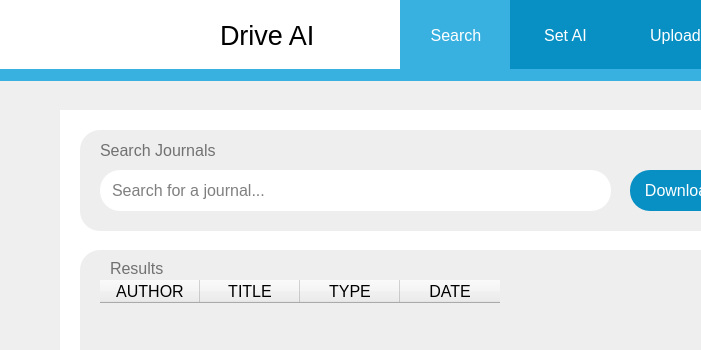
The window that modules/GUI/GUI.ui (Semuca/road-safety-scanner) describes before a commit, drawn with Qt 5; both pictures show x 0 to 701 and y 0 to 350 of the 861 by 730 pixel window.
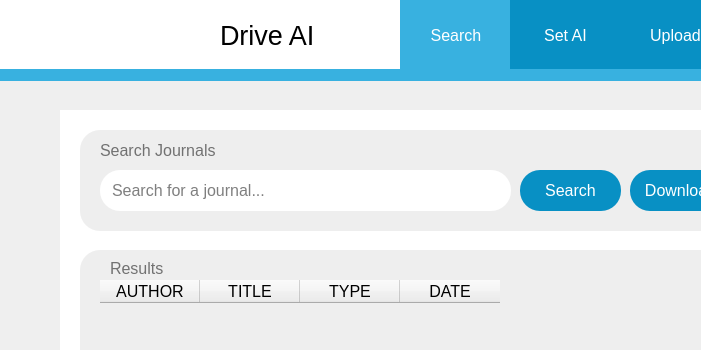
The same window after the commit.

```diff
--- a/modules/GUI/GUI.ui
+++ b/modules/GUI/GUI.ui
@@ -285,7 +285,7 @@
        <rect>
         <x>20</x>
         <y>40</y>
-        <width>511</width>
+        <width>411</width>
         <height>41</height>
        </rect>
       </property>
@@ -328,7 +328,46 @@
        <string>Download</string>
       </property>
       <property name="checkable">
-       <bool>true</bool>
+       <bool>false</bool>
+      </property>
+      <property name="checked">
+       <bool>false</bool>
+      </property>
+      <property name="autoRepeat">
+       <bool>false</bool>
+      </property>
+      <property name="autoExclusive">
+       <bool>false</bool>
+      </property>
+     </widget>
+     <widget class="QPushButton" name="searchElsevierJournals">
+      <property name="geometry">
+       <rect>
+        <x>440</x>
+        <y>40</y>
+        <width>101</width>
+        <height>41</height>
+       </rect>
+      </property>
+      <property name="styleSheet">
+       <string notr="true">QPushButton{
+	color:white;
+	
+	font: 700 10pt;
+	background-color: rgb(8, 144, 196);
+}
+
+QPushButton:Checked{
+	
+	font: 8pt;
+	background-color: rgb(211, 211, 211);
+}</string>
+      </property>
+      <property name="text">
+       <string>Search</string>
+      </property>
+      <property name="checkable">
+       <bool>false</bool>
       </property>
       <property name="checked">
        <bool>false</bool>
```
